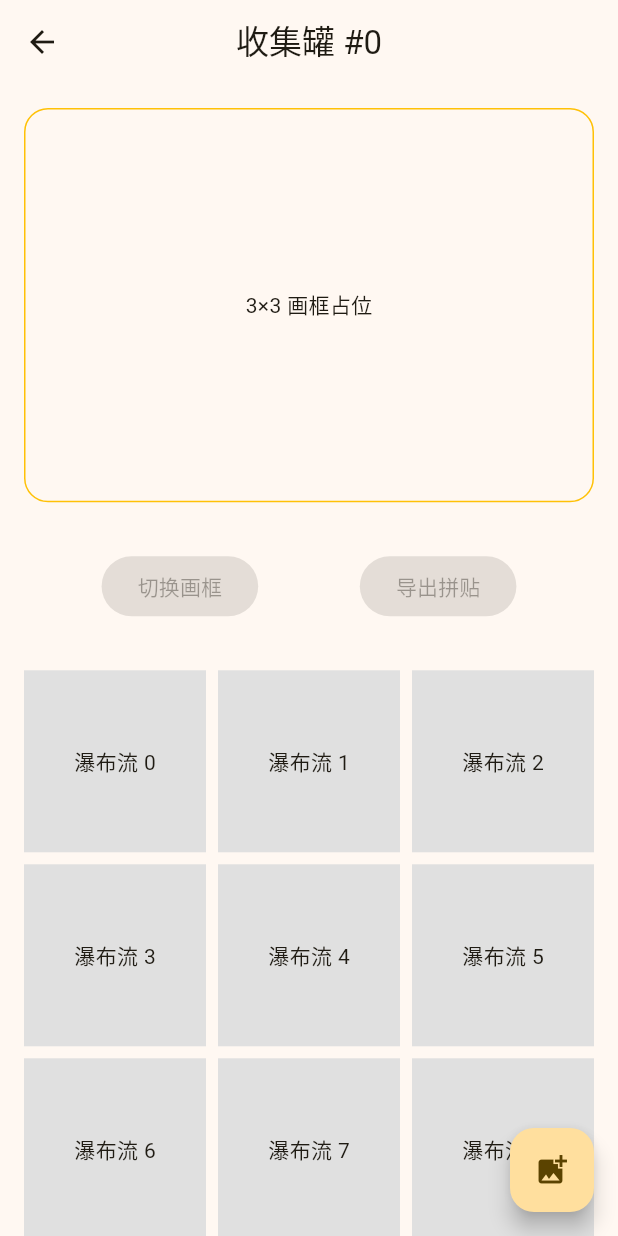
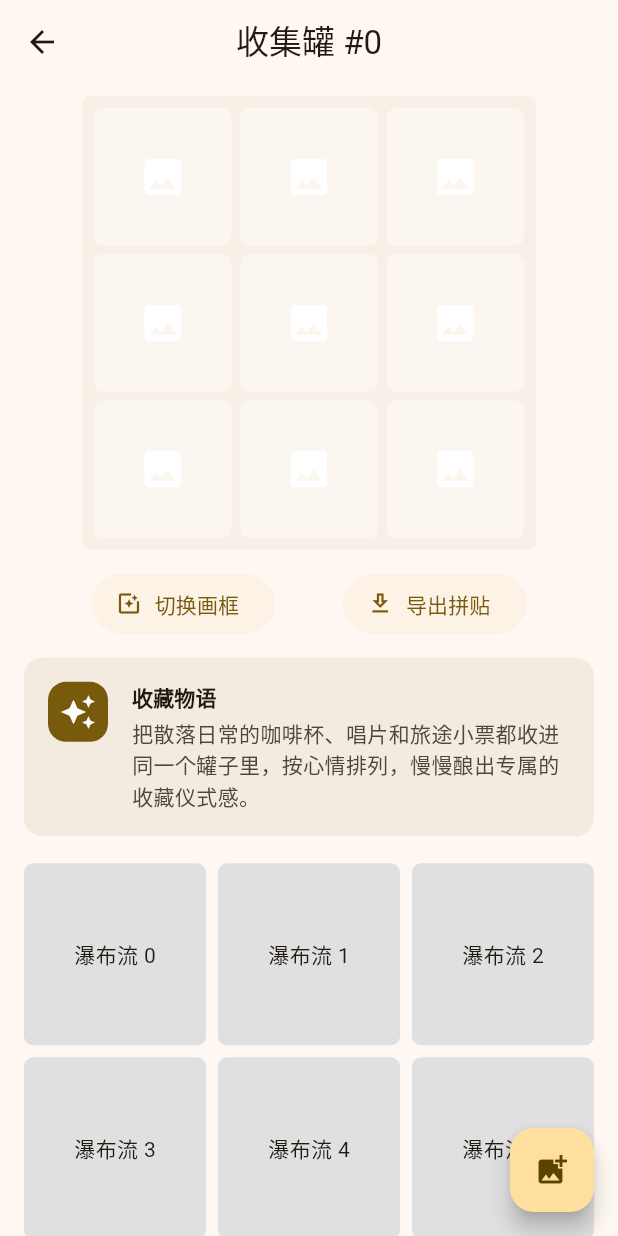
Before and after one commit to inf-xu/colltank, a Flutter app: the CollectionDetailPage screen opened directly with empty values, on a phone screen of 412 x 824 dp. Run offline on Flutter 3.47's test engine with Material 3 defaults, Android fonts, the phone set to English and light mode, and no system bars; our stand-ins replace drift, flutter_riverpod, freezed_annotation, go_router, riverpod, riverpod_annotation; accounts and stored records are empty; generated files the repository leaves out were written again.

Commit message:
实现收集罐页面样式

```diff
--- a/lib/features/collections/presentation/pages/add_collection_page.dart
+++ b/lib/features/collections/presentation/pages/add_collection_page.dart
@@ -350,6 +350,7 @@ class _AddCollectionPageState extends ConsumerState<AddCollectionPage> {
     return Scaffold(
       appBar: AppBar(
         title: Text(_isEdit ? '更新收集罐' : '新建收集罐'),
+        centerTitle: true,
         actions: [
           if (_isEdit)
             IconButton(
--- a/lib/features/collections/presentation/pages/detail_page.dart
+++ b/lib/features/collections/presentation/pages/detail_page.dart
@@ -2,47 +2,82 @@ import 'package:flutter/material.dart';
 
 /// 收集罐详情页：画框 + 功能按钮 + 瀑布流占位
 class CollectionDetailPage extends StatelessWidget {
-  const CollectionDetailPage({
-    super.key,
-    required this.collectionId,
-  });
+  const CollectionDetailPage({super.key, required this.collectionId});
 
   final int collectionId;
 
+  void _showWorkInProgress(BuildContext context, String label) {
+    ScaffoldMessenger.of(
+      context,
+    ).showSnackBar(SnackBar(content: Text('$label 功能开发中')));
+  }
+
   @override
   Widget build(BuildContext context) {
+    final theme = Theme.of(context);
+    final accent = theme.colorScheme.primary;
+    const description = '把散落日常的咖啡杯、唱片和旅途小票都收进同一个罐子里，按心情排列，慢慢酿出专属的收藏仪式感。';
     return Scaffold(
       appBar: AppBar(
         title: Text('收集罐 #$collectionId'),
         centerTitle: true,
+        backgroundColor: theme.colorScheme.surface,
+        elevation: 0,
+        scrolledUnderElevation: 0,
+        surfaceTintColor: Colors.transparent,
+        shadowColor: Colors.transparent,
+        forceMaterialTransparency: true,
       ),
       body: Column(
         children: [
           Expanded(
-            flex: 3,
-            child: Container(
-              margin: const EdgeInsets.all(16),
-              decoration: BoxDecoration(
-                borderRadius: BorderRadius.circular(16),
-                border: Border.all(color: Colors.amber),
+            flex: 5,
+            child: Padding(
+              padding: const EdgeInsets.only(top: 8.0),
+              child: AspectRatio(
+                aspectRatio: 1,
+                child: _FrameCanvasPlaceholder(accentColor: accent),
               ),
-              child: const Center(child: Text('3×3 画框占位')),
             ),
           ),
-          SizedBox(
-            height: 80,
+          Padding(
+            padding: const EdgeInsets.symmetric(horizontal: 16, vertical: 12),
             child: Row(
               mainAxisAlignment: MainAxisAlignment.spaceEvenly,
-              children: const [
-                ElevatedButton(onPressed: null, child: Text('切换画框')),
-                ElevatedButton(onPressed: null, child: Text('导出拼贴')),
+              children: [
+                ElevatedButton.icon(
+                  style: ElevatedButton.styleFrom(
+                    elevation: 0,
+                    shadowColor: Colors.transparent,
+                  ),
+                  onPressed: () => _showWorkInProgress(context, '切换画框'),
+                  icon: const Icon(Icons.photo_filter_outlined),
+                  label: const Text('切换画框'),
+                ),
+                ElevatedButton.icon(
+                  style: ElevatedButton.styleFrom(
+                    elevation: 0,
+                    shadowColor: Colors.transparent,
+                  ),
+                  onPressed: () => _showWorkInProgress(context, '导出拼贴'),
+                  icon: const Icon(Icons.download_outlined),
+                  label: const Text('导出拼贴'),
+                ),
               ],
             ),
           ),
+          Padding(
+            padding: const EdgeInsets.fromLTRB(16, 0, 16, 0),
+            child: _CollectionDescriptionCard(
+              accentColor: accent,
+              description: description,
+            ),
+          ),
+          SizedBox(height: 18),
           Expanded(
             flex: 4,
             child: GridView.builder(
-              padding: const EdgeInsets.all(16),
+              padding: const EdgeInsets.fromLTRB(16, 0, 16, 32),
               gridDelegate: const SliverGridDelegateWithFixedCrossAxisCount(
                 crossAxisCount: 3,
                 crossAxisSpacing: 8,
@@ -50,7 +85,10 @@ class CollectionDetailPage extends StatelessWidget {
               ),
               itemBuilder: (context, index) {
                 return Container(
-                  color: Colors.grey.shade300,
+                  decoration: BoxDecoration(
+                    color: Colors.grey.shade300,
+                    borderRadius: BorderRadius.circular(6),
+                  ),
                   child: Center(child: Text('瀑布流 $index')),
                 );
               },
@@ -66,3 +104,104 @@ class CollectionDetailPage extends StatelessWidget {
     );
   }
 }
+
+/// 画框占位：复用首页缩略图的 3×3 样式，保证 1:1 比例
+class _FrameCanvasPlaceholder extends StatelessWidget {
+  const _FrameCanvasPlaceholder({required this.accentColor});
+
+  final Color accentColor;
+
+  @override
+  Widget build(BuildContext context) {
+    return Container(
+      decoration: BoxDecoration(
+        color: accentColor.withValues(alpha: 0.05),
+        borderRadius: BorderRadius.circular(6),
+        border: Border.all(color: Colors.transparent, width: 2),
+      ),
+      padding: const EdgeInsets.all(6),
+      child: GridView.builder(
+        physics: const NeverScrollableScrollPhysics(),
+        gridDelegate: const SliverGridDelegateWithFixedCrossAxisCount(
+          crossAxisCount: 3,
+          crossAxisSpacing: 6,
+          mainAxisSpacing: 6,
+        ),
+        itemBuilder: (context, index) {
+          return DecoratedBox(
+            decoration: BoxDecoration(
+              color: Colors.white.withValues(alpha: 0.4),
+              borderRadius: BorderRadius.circular(6),
+            ),
+            child: const Center(
+              child: Icon(Icons.image, size: 32, color: Colors.white),
+            ),
+          );
+        },
+        itemCount: 9,
+      ),
+    );
+  }
+}
+
+/// 描述信息卡片：展示收集罐故事，保证与画框区协调
+class _CollectionDescriptionCard extends StatelessWidget {
+  const _CollectionDescriptionCard({
+    required this.accentColor,
+    required this.description,
+  });
+
+  final Color accentColor;
+  final String description;
+
+  @override
+  Widget build(BuildContext context) {
+    final theme = Theme.of(context);
+    return DecoratedBox(
+      decoration: BoxDecoration(
+        color: accentColor.withValues(alpha: 0.08),
+        borderRadius: BorderRadius.circular(12),
+      ),
+      child: Padding(
+        padding: const EdgeInsets.all(16),
+        child: Row(
+          crossAxisAlignment: CrossAxisAlignment.start,
+          children: [
+            Container(
+              width: 40,
+              height: 40,
+              decoration: BoxDecoration(
+                color: accentColor,
+                borderRadius: BorderRadius.circular(12),
+              ),
+              child: const Icon(Icons.auto_awesome, color: Colors.white),
+            ),
+            const SizedBox(width: 16),
+            Expanded(
+              child: Column(
+                crossAxisAlignment: CrossAxisAlignment.start,
+                children: [
+                  Text(
+                    '收藏物语',
+                    style: theme.textTheme.titleSmall?.copyWith(
+                      color: theme.colorScheme.onSurface,
+                      fontWeight: FontWeight.w600,
+                    ),
+                  ),
+                  const SizedBox(height: 4),
+                  Text(
+                    description,
+                    style: theme.textTheme.bodyMedium?.copyWith(
+                      color: theme.colorScheme.onSurfaceVariant,
+                      height: 1.5,
+                    ),
+                  ),
+                ],
+              ),
+            ),
+          ],
+        ),
+      ),
+    );
+  }
+}
--- a/lib/features/collections/presentation/pages/home_page.dart
+++ b/lib/features/collections/presentation/pages/home_page.dart
@@ -465,13 +465,13 @@ class _AddCard extends StatelessWidget {
             child: InkWell(
               onTap: onTap,
               borderRadius: BorderRadius.circular(22),
-              child: const Center(
+              child: Center(
                 child: Column(
                   mainAxisSize: MainAxisSize.min,
                   children: [
-                    Icon(Icons.add, size: 48, color: Colors.amber),
+                    Icon(Icons.add, size: 48, color: Theme.of(context).primaryColor),
                     SizedBox(height: 12),
-                    Text('添加新的收集罐'),
+                    Text('添加收集罐'),
                   ],
                 ),
               ),
```
